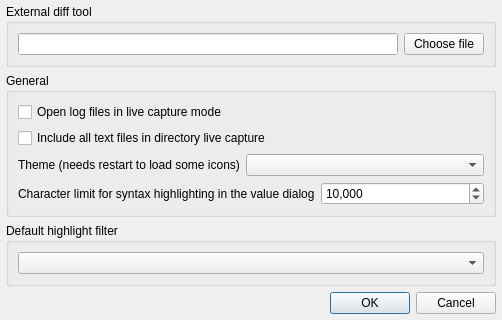
Qt form src/optionsdlg.ui (tableau/tableau-log-viewer) before a commit; both pictures show x 0 to 502 and y 226 to 546 of the 502 by 546 pixel window.
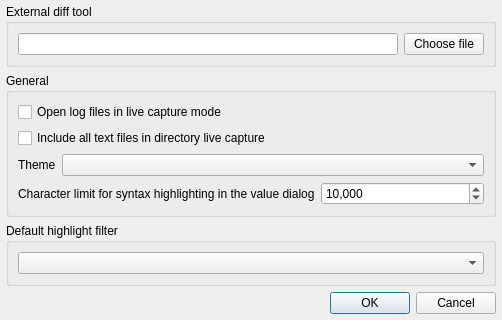
The same form after that commit.

Commit message: Added toolbar + icons

```diff
--- a/src/optionsdlg.ui
+++ b/src/optionsdlg.ui
@@ -204,7 +204,7 @@
           <item row="0" column="0">
            <widget class="QLabel" name="themeLabel">
             <property name="text">
-             <string>Theme (needs restart to load some icons)</string>
+             <string>Theme</string>
             </property>
            </widget>
           </item>
```
The commit also changes 14 other files.
